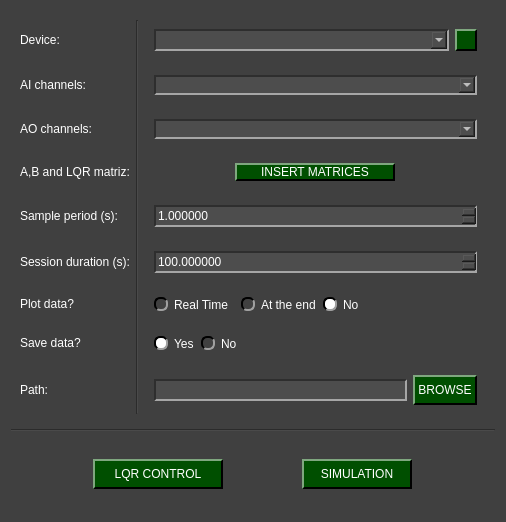
Old version of the form pydaq/uis/PyDAQ_lqr_control_Arduino_widget.ui in the repository viniciusfs14/pydaq.
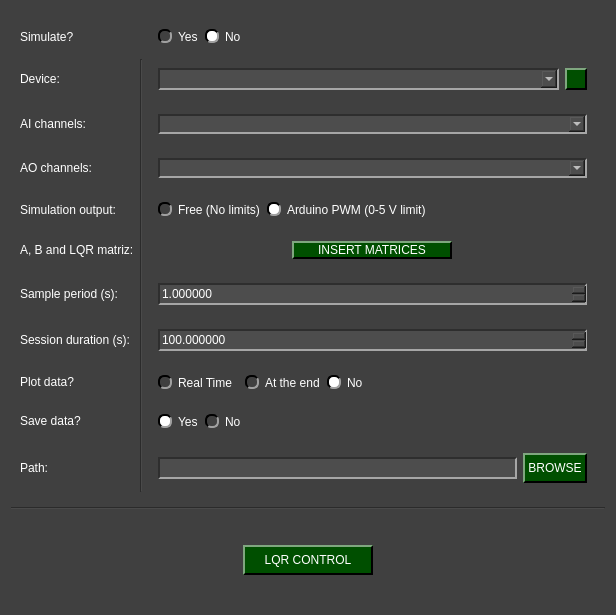
New version of the form. Icons and pictures are not drawn.

Commit message: Refactoring the import and adjustments to the lqr control simulation.

Patch:
```diff
--- a/pydaq/uis/PyDAQ_lqr_control_Arduino_widget.ui
+++ b/pydaq/uis/PyDAQ_lqr_control_Arduino_widget.ui
@@ -6,8 +6,8 @@
    <rect>
     <x>0</x>
     <y>0</y>
-    <width>506</width>
-    <height>522</height>
+    <width>616</width>
+    <height>615</height>
    </rect>
   </property>
   <property name="windowTitle">
@@ -433,27 +433,103 @@
         </property>
        </widget>
       </item>
-      <item>
-       <widget class="QPushButton" name="simulate_button">
-        <property name="maximumSize">
-         <size>
-          <width>110</width>
-          <height>30</height>
-         </size>
-        </property>
-        <property name="text">
-         <string>SIMULATION</string>
-        </property>
-       </widget>
-      </item>
      </layout>
     </widget>
    </item>
    <item row="0" column="0">
     <widget class="QWidget" name="widget" native="true">
      <layout class="QGridLayout" name="gridLayout_2">
-      <item row="2" column="2">
-       <widget class="QWidget" name="widget_5" native="true">
+      <item row="1" column="0">
+       <widget class="QLabel" name="label_device">
+        <property name="minimumSize">
+         <size>
+          <width>0</width>
+          <height>30</height>
+         </size>
+        </property>
+        <property name="maximumSize">
+         <size>
+          <width>16777215</width>
+          <height>30</height>
+         </size>
+        </property>
+        <property name="text">
+         <string>Device:</string>
+        </property>
+       </widget>
+      </item>
+      <item row="5" column="0">
+       <widget class="QLabel" name="label_14">
+        <property name="text">
+         <string>A, B and LQR matriz:</string>
+        </property>
+       </widget>
+      </item>
+      <item row="9" column="0">
+       <widget class="QLabel" name="label_11">
+        <property name="minimumSize">
+         <size>
+          <width>0</width>
+          <height>30</height>
+         </size>
+        </property>
+        <property name="maximumSize">
+         <size>
+          <width>16777215</width>
+          <height>30</height>
+         </size>
+        </property>
+        <property name="text">
+         <string>Save data?</string>
+        </property>
+       </widget>
+      </item>
+      <item row="1" column="2">
+       <widget class="QWidget" name="widget_device" native="true">
+        <layout class="QHBoxLayout" name="horizontalLayout_8">
+         <item>
+          <widget class="QComboBox" name="device_combo">
+           <property name="minimumSize">
+            <size>
+             <width>0</width>
+             <height>22</height>
+            </size>
+           </property>
+           <property name="maximumSize">
+            <size>
+             <width>16777215</width>
+             <height>22</height>
+            </size>
+           </property>
+          </widget>
+         </item>
+         <item>
+          <widget class="QPushButton" name="reload_devices">
+           <property name="minimumSize">
+            <size>
+             <width>22</width>
+             <height>22</height>
+            </size>
+           </property>
+           <property name="maximumSize">
+            <size>
+             <width>22</width>
+             <height>22</height>
+            </size>
+           </property>
+           <property name="toolTip">
+            <string>&lt;html&gt;&lt;head/&gt;&lt;body&gt;&lt;p&gt;Update COM ports&lt;/p&gt;&lt;/body&gt;&lt;/html&gt;</string>
+           </property>
+           <property name="text">
+            <string/>
+           </property>
+          </widget>
+         </item>
+        </layout>
+       </widget>
+      </item>
+      <item row="3" column="2">
+       <widget class="QWidget" name="widget_ao_channel" native="true">
         <layout class="QHBoxLayout" name="horizontalLayout_3">
          <item>
           <widget class="QComboBox" name="ao_channel_combo"/>
@@ -461,7 +537,14 @@
         </layout>
        </widget>
       </item>
-      <item row="5" column="2">
+      <item row="0" column="0">
+       <widget class="QLabel" name="label_simulate">
+        <property name="text">
+         <string>Simulate?</string>
+        </property>
+       </widget>
+      </item>
+      <item row="7" column="2">
        <widget class="QWidget" name="widget_10" native="true">
         <layout class="QGridLayout" name="gridLayout_8">
          <item row="0" column="0">
@@ -498,128 +581,14 @@
         </layout>
        </widget>
       </item>
-      <item row="2" column="0">
-       <widget class="QLabel" name="label_4">
-        <property name="text">
-         <string>AO channels:</string>
-        </property>
-       </widget>
-      </item>
-      <item row="6" column="0">
-       <widget class="QLabel" name="label_9">
-        <property name="minimumSize">
-         <size>
-          <width>0</width>
-          <height>30</height>
-         </size>
-        </property>
-        <property name="maximumSize">
-         <size>
-          <width>16777215</width>
-          <height>30</height>
-         </size>
-        </property>
-        <property name="text">
-         <string>Plot data?</string>
-        </property>
-       </widget>
-      </item>
-      <item row="3" column="2">
-       <widget class="QWidget" name="widget_2" native="true">
-        <layout class="QGridLayout" name="gridLayout">
-         <item row="0" column="0">
-          <widget class="QPushButton" name="insert_matrices">
-           <property name="maximumSize">
-            <size>
-             <width>160</width>
-             <height>30</height>
-            </size>
-           </property>
-           <property name="text">
-            <string>INSERT MATRICES</string>
-           </property>
-          </widget>
-         </item>
-        </layout>
-       </widget>
-      </item>
-      <item row="8" column="2">
-       <widget class="QWidget" name="widget_16" native="true">
-        <layout class="QHBoxLayout" name="horizontalLayout_7">
-         <item alignment="Qt::AlignmentFlag::AlignVCenter">
-          <widget class="QLineEdit" name="path_line_edit">
-           <property name="minimumSize">
-            <size>
-             <width>0</width>
-             <height>22</height>
-            </size>
-           </property>
-           <property name="maximumSize">
-            <size>
-             <width>16777215</width>
-             <height>22</height>
-            </size>
-           </property>
-          </widget>
-         </item>
-         <item alignment="Qt::AlignmentFlag::AlignVCenter">
-          <widget class="QPushButton" name="path_folder_browse">
-           <property name="minimumSize">
-            <size>
-             <width>0</width>
-             <height>30</height>
-            </size>
-           </property>
-           <property name="maximumSize">
-            <size>
-             <width>16777215</width>
-             <height>30</height>
-            </size>
-           </property>
-           <property name="text">
-            <string> BROWSE </string>
-           </property>
-          </widget>
-         </item>
-        </layout>
-       </widget>
-      </item>
       <item row="3" column="0">
-       <widget class="QLabel" name="label_14">
+       <widget class="QLabel" name="label_ao_channel">
         <property name="text">
-         <string>A,B and LQR matriz:</string>
+         <string>AO channels:</string>
         </property>
        </widget>
       </item>
-      <item row="4" column="0">
-       <widget class="QLabel" name="label_15">
-        <property name="minimumSize">
-         <size>
-          <width>0</width>
-          <height>30</height>
-         </size>
-        </property>
-        <property name="maximumSize">
-         <size>
-          <width>16777215</width>
-          <height>30</height>
-         </size>
-        </property>
-        <property name="text">
-         <string>Sample period (s):</string>
-        </property>
-       </widget>
-      </item>
-      <item row="1" column="2">
-       <widget class="QWidget" name="widget_4" native="true">
-        <layout class="QHBoxLayout" name="horizontalLayout_2">
-         <item>
-          <widget class="QComboBox" name="ai_channel_combo"/>
-         </item>
-        </layout>
-       </widget>
-      </item>
-      <item row="8" column="0" alignment="Qt::AlignmentFlag::AlignVCenter">
+      <item row="10" column="0" alignment="Qt::AlignmentFlag::AlignVCenter">
        <widget class="QLabel" name="label_12">
         <property name="minimumSize">
          <size>
@@ -638,14 +607,14 @@
         </property>
        </widget>
       </item>
-      <item row="1" column="0">
-       <widget class="QLabel" name="label_3">
+      <item row="2" column="0">
+       <widget class="QLabel" name="label_ai_channel">
         <property name="text">
          <string>AI channels:</string>
         </property>
        </widget>
       </item>
-      <item row="7" column="2" alignment="Qt::AlignmentFlag::AlignLeft">
+      <item row="9" column="2" alignment="Qt::AlignmentFlag::AlignLeft">
        <widget class="QWidget" name="widget_12" native="true">
         <layout class="QHBoxLayout" name="horizontalLayout_5">
          <item>
@@ -674,7 +643,118 @@
         </layout>
        </widget>
       </item>
-      <item row="6" column="2" alignment="Qt::AlignmentFlag::AlignLeft">
+      <item row="7" column="0">
+       <widget class="QLabel" name="label_10">
+        <property name="minimumSize">
+         <size>
+          <width>0</width>
+          <height>30</height>
+         </size>
+        </property>
+        <property name="maximumSize">
+         <size>
+          <width>16777215</width>
+          <height>30</height>
+         </size>
+        </property>
+        <property name="text">
+         <string>Session duration (s):</string>
+        </property>
+       </widget>
+      </item>
+      <item row="1" column="1" rowspan="10">
+       <widget class="Line" name="line_2">
+        <property name="orientation">
+         <enum>Qt::Orientation::Vertical</enum>
+        </property>
+       </widget>
+      </item>
+      <item row="8" column="0">
+       <widget class="QLabel" name="label_9">
+        <property name="minimumSize">
+         <size>
+          <width>0</width>
+          <height>30</height>
+         </size>
+        </property>
+        <property name="maximumSize">
+         <size>
+          <width>16777215</width>
+          <height>30</height>
+         </size>
+        </property>
+        <property name="text">
+         <string>Plot data?</string>
+        </property>
+       </widget>
+      </item>
+      <item row="0" column="2" alignment="Qt::AlignmentFlag::AlignLeft">
+       <widget class="QWidget" name="widget_7" native="true">
+        <layout class="QGridLayout" name="gridLayout_4">
+         <item row="0" column="0">
+          <widget class="QRadioButton" name="yes_simulate_radio">
+           <property name="text">
+            <string>Yes</string>
+           </property>
+           <attribute name="buttonGroup">
+            <string notr="true">simulate_radio_group</string>
+           </attribute>
+          </widget>
+         </item>
+         <item row="0" column="1">
+          <widget class="QRadioButton" name="no_simulate_radio">
+           <property name="text">
+            <string>No</string>
+           </property>
+           <property name="checked">
+            <bool>true</bool>
+           </property>
+           <attribute name="buttonGroup">
+            <string notr="true">simulate_radio_group</string>
+           </attribute>
+          </widget>
+         </item>
+        </layout>
+       </widget>
+      </item>
+      <item row="6" column="2">
+       <widget class="QWidget" name="widget_11" native="true">
+        <layout class="QGridLayout" name="gridLayout_9">
+         <item row="0" column="0">
+          <widget class="QDoubleSpinBox" name="Ts_in">
+           <property name="minimumSize">
+            <size>
+             <width>0</width>
+             <height>22</height>
+            </size>
+           </property>
+           <property name="maximumSize">
+            <size>
+             <width>16777215</width>
+             <height>22</height>
+            </size>
+           </property>
+           <property name="decimals">
+            <number>6</number>
+           </property>
+           <property name="maximum">
+            <double>999999999999.000000000000000</double>
+           </property>
+           <property name="singleStep">
+            <double>0.010000000000000</double>
+           </property>
+           <property name="stepType">
+            <enum>QAbstractSpinBox::StepType::AdaptiveDecimalStepType</enum>
+           </property>
+           <property name="value">
+            <double>1.000000000000000</double>
+           </property>
+          </widget>
+         </item>
+        </layout>
+       </widget>
+      </item>
+      <item row="8" column="2" alignment="Qt::AlignmentFlag::AlignLeft">
        <widget class="QWidget" name="widget_13" native="true">
         <layout class="QHBoxLayout" name="horizontalLayout_6">
          <item>
@@ -726,11 +806,11 @@
         </layout>
        </widget>
       </item>
-      <item row="0" column="2">
-       <widget class="QWidget" name="widget_3" native="true">
-        <layout class="QHBoxLayout" name="horizontalLayout_8">
-         <item>
-          <widget class="QComboBox" name="device_combo">
+      <item row="10" column="2">
+       <widget class="QWidget" name="widget_16" native="true">
+        <layout class="QHBoxLayout" name="horizontalLayout_7">
+         <item alignment="Qt::AlignmentFlag::AlignVCenter">
+          <widget class="QLineEdit" name="path_line_edit">
            <property name="minimumSize">
             <size>
              <width>0</width>
@@ -745,77 +825,42 @@
            </property>
           </widget>
          </item>
-         <item>
-          <widget class="QPushButton" name="reload_devices">
+         <item alignment="Qt::AlignmentFlag::AlignVCenter">
+          <widget class="QPushButton" name="path_folder_browse">
            <property name="minimumSize">
             <size>
-             <width>22</width>
-             <height>22</height>
+             <width>0</width>
+             <height>30</height>
             </size>
            </property>
            <property name="maximumSize">
             <size>
-             <width>22</width>
-             <height>22</height>
+             <width>16777215</width>
+             <height>30</height>
             </size>
            </property>
            <property name="toolTip">
             <string>&lt;html&gt;&lt;head/&gt;&lt;body&gt;&lt;p&gt;Update COM ports&lt;/p&gt;&lt;/body&gt;&lt;/html&gt;</string>
            </property>
            <property name="text">
-            <string/>
+            <string> BROWSE </string>
            </property>
           </widget>
          </item>
         </layout>
        </widget>
       </item>
-      <item row="4" column="2">
-       <widget class="QWidget" name="widget_11" native="true">
-        <layout class="QGridLayout" name="gridLayout_9">
-         <item row="0" column="0">
-          <widget class="QDoubleSpinBox" name="Ts_in">
-           <property name="minimumSize">
-            <size>
-             <width>0</width>
-             <height>22</height>
-            </size>
-           </property>
-           <property name="maximumSize">
-            <size>
-             <width>16777215</width>
-             <height>22</height>
-            </size>
-           </property>
-           <property name="decimals">
-            <number>6</number>
-           </property>
-           <property name="maximum">
-            <double>999999999999.000000000000000</double>
-           </property>
-           <property name="singleStep">
-            <double>0.010000000000000</double>
-           </property>
-           <property name="stepType">
-            <enum>QAbstractSpinBox::StepType::AdaptiveDecimalStepType</enum>
-           </property>
-           <property name="value">
-            <double>1.000000000000000</double>
-           </property>
-          </widget>
+      <item row="2" column="2">
+       <widget class="QWidget" name="widget_ai_channel" native="true">
+        <layout class="QHBoxLayout" name="horizontalLayout_2">
+         <item>
+          <widget class="QComboBox" name="ai_channel_combo"/>
          </item>
         </layout>
        </widget>
       </item>
-      <item row="0" column="1" rowspan="9">
-       <widget class="Line" name="line_2">
-        <property name="orientation">
-         <enum>Qt::Orientation::Vertical</enum>
-        </property>
-       </widget>
-      </item>
-      <item row="0" column="0">
-       <widget class="QLabel" name="label_2">
+      <item row="6" column="0">
+       <widget class="QLabel" name="label_15">
         <property name="minimumSize">
          <size>
           <width>0</width>
@@ -829,48 +874,65 @@
          </size>
         </property>
         <property name="text">
-         <string>Device:</string>
+         <string>Sample period (s):</string>
         </property>
        </widget>
       </item>
-      <item row="7" column="0">
-       <widget class="QLabel" name="label_11">
-        <property name="minimumSize">
-         <size>
-          <width>0</width>
-          <height>30</height>
-         </size>
-        </property>
-        <property name="maximumSize">
-         <size>
-          <width>16777215</width>
-          <height>30</height>
-         </size>
-        </property>
-        <property name="text">
-         <string>Save data?</string>
-        </property>
+      <item row="5" column="2">
+       <widget class="QWidget" name="widget_2" native="true">
+        <layout class="QGridLayout" name="gridLayout">
+         <item row="0" column="0">
+          <widget class="QPushButton" name="insert_matrices">
+           <property name="maximumSize">
+            <size>
+             <width>160</width>
+             <height>30</height>
+            </size>
+           </property>
+           <property name="text">
+            <string>INSERT MATRICES</string>
+           </property>
+          </widget>
+         </item>
+        </layout>
        </widget>
       </item>
-      <item row="5" column="0">
-       <widget class="QLabel" name="label_10">
-        <property name="minimumSize">
-         <size>
-          <width>0</width>
-          <height>30</height>
-         </size>
-        </property>
-        <property name="maximumSize">
-         <size>
-          <width>16777215</width>
-          <height>30</height>
-         </size>
-        </property>
+      <item row="4" column="0">
+       <widget class="QLabel" name="label_output">
         <property name="text">
-         <string>Session duration (s):</string>
+         <string>Simulation output:</string>
         </property>
        </widget>
       </item>
+      <item row="4" column="2" alignment="Qt::AlignmentFlag::AlignLeft">
+       <widget class="QWidget" name="widget_output" native="true">
+        <layout class="QGridLayout" name="gridLayout_5">
+         <item row="0" column="0">
+          <widget class="QRadioButton" name="Free_radio">
+           <property name="text">
+            <string>Free (No limits)</string>
+           </property>
+           <attribute name="buttonGroup">
+            <string notr="true">output_radio_group</string>
+           </attribute>
+          </widget>
+         </item>
+         <item row="0" column="1">
+          <widget class="QRadioButton" name="Arduino_PWM_radio">
+           <property name="text">
+            <string>Arduino PWM (0-5 V limit)</string>
+           </property>
+           <property name="checked">
+            <bool>true</bool>
+           </property>
+           <attribute name="buttonGroup">
+            <string notr="true">output_radio_group</string>
+           </attribute>
+          </widget>
+         </item>
+        </layout>
+       </widget>
+      </item>
      </layout>
     </widget>
    </item>
```
Left out of the diff: 5 changed lines with no effect on the pictures. The commit also changes 32 other files.
